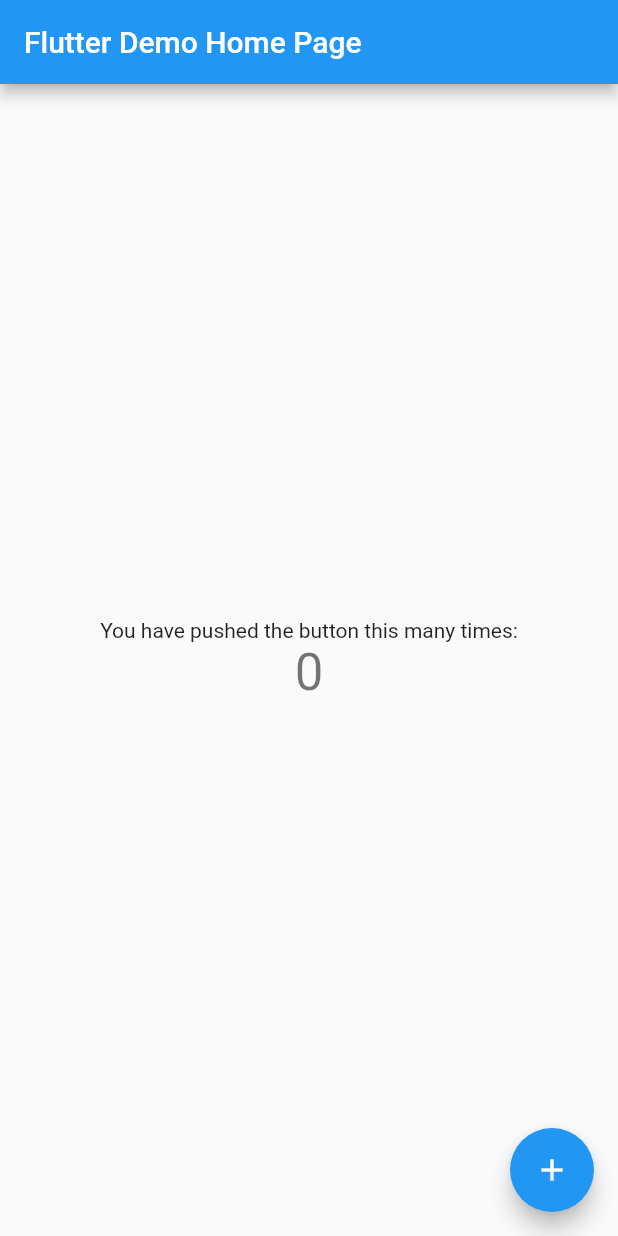
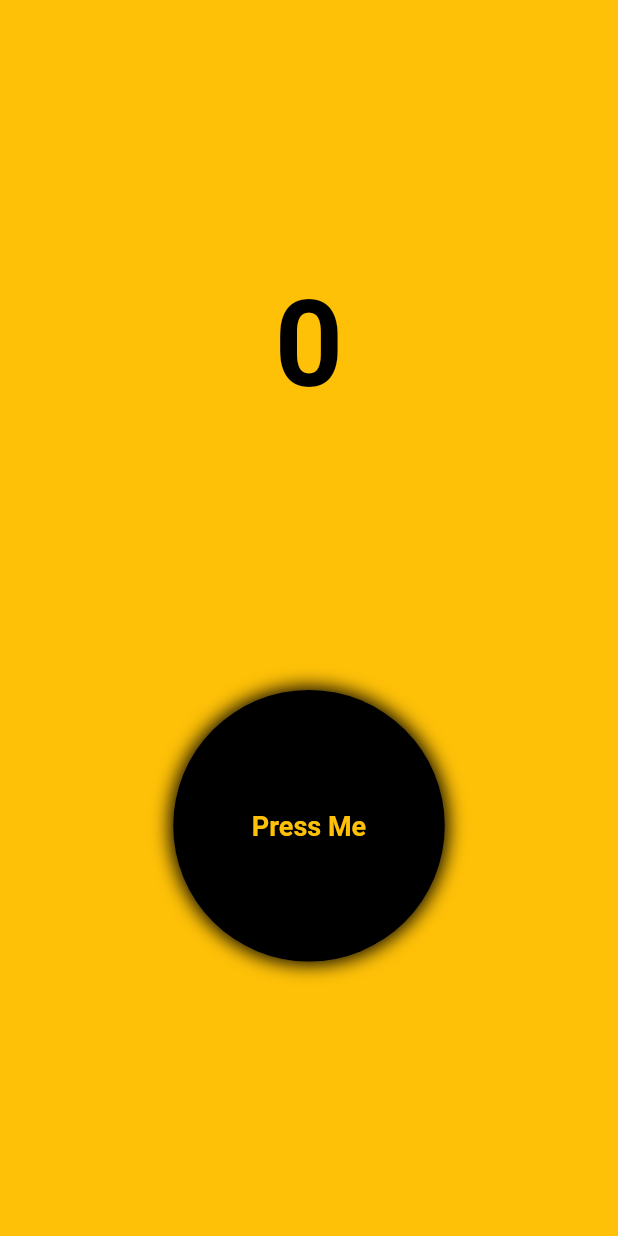
Before and after one commit to cesn4/block_test, a Flutter app: the screen it shows after launch, on a phone screen of 412 x 824 dp. Run offline on Flutter 3.47's test engine with Material 2 defaults, Android fonts, the phone set to English and light mode, and no system bars.

Commit message:
initial ui

```diff
--- a/lib/main.dart
+++ b/lib/main.dart
@@ -1,3 +1,4 @@
+import 'package:block_test/screens/home.dart';
 import 'package:flutter/material.dart';
 
 void main() {
@@ -13,103 +14,9 @@
     return MaterialApp(
       title: 'Flutter Demo',
       theme: ThemeData(
-        // This is the theme of your application.
-        //
-        // Try running your application with "flutter run". You'll see the
-        // application has a blue toolbar. Then, without quitting the app, try
-        // changing the primarySwatch below to Colors.green and then invoke
-        // "hot reload" (press "r" in the console where you ran "flutter run",
-        // or simply save your changes to "hot reload" in a Flutter IDE).
-        // Notice that the counter didn't reset back to zero; the application
-        // is not restarted.
-        primarySwatch: Colors.blue,
-      ),
-      home: const MyHomePage(title: 'Flutter Demo Home Page'),
+          colorScheme: const ColorScheme.dark()
+              .copyWith(primary: Colors.amber, secondary: Colors.black)),
+      home: const Home(),
     );
   }
 }
-
-class MyHomePage extends StatefulWidget {
-  const MyHomePage({Key? key, required this.title}) : super(key: key);
-
-  // This widget is the home page of your application. It is stateful, meaning
-  // that it has a State object (defined below) that contains fields that affect
-  // how it looks.
-
-  // This class is the configuration for the state. It holds the values (in this
-  // case the title) provided by the parent (in this case the App widget) and
-  // used by the build method of the State. Fields in a Widget subclass are
-  // always marked "final".
-
-  final String title;
-
-  @override
-  State<MyHomePage> createState() => _MyHomePageState();
-}
-
-class _MyHomePageState extends State<MyHomePage> {
-  int _counter = 0;
-
-  void _incrementCounter() {
-    setState(() {
-      // This call to setState tells the Flutter framework that something has
-      // changed in this State, which causes it to rerun the build method below
-      // so that the display can reflect the updated values. If we changed
-      // _counter without calling setState(), then the build method would not be
-      // called again, and so nothing would appear to happen.
-      _counter++;
-    });
-  }
-
-  @override
-  Widget build(BuildContext context) {
-    // This method is rerun every time setState is called, for instance as done
-    // by the _incrementCounter method above.
-    //
-    // The Flutter framework has been optimized to make rerunning build methods
-    // fast, so that you can just rebuild anything that needs updating rather
-    // than having to individually change instances of widgets.
-    return Scaffold(
-      appBar: AppBar(
-        // Here we take the value from the MyHomePage object that was created by
-        // the App.build method, and use it to set our appbar title.
-        title: Text(widget.title),
-      ),
-      body: Center(
-        // Center is a layout widget. It takes a single child and positions it
-        // in the middle of the parent.
-        child: Column(
-          // Column is also a layout widget. It takes a list of children and
-          // arranges them vertically. By default, it sizes itself to fit its
-          // children horizontally, and tries to be as tall as its parent.
-          //
-          // Invoke "debug painting" (press "p" in the console, choose the
-          // "Toggle Debug Paint" action from the Flutter Inspector in Android
-          // Studio, or the "Toggle Debug Paint" command in Visual Studio Code)
-          // to see the wireframe for each widget.
-          //
-          // Column has various properties to control how it sizes itself and
-          // how it positions its children. Here we use mainAxisAlignment to
-          // center the children vertically; the main axis here is the vertical
-          // axis because Columns are vertical (the cross axis would be
-          // horizontal).
-          mainAxisAlignment: MainAxisAlignment.center,
-          children: <Widget>[
-            const Text(
-              'You have pushed the button this many times:',
-            ),
-            Text(
-              '$_counter',
-              style: Theme.of(context).textTheme.headline4,
-            ),
-          ],
-        ),
-      ),
-      floatingActionButton: FloatingActionButton(
-        onPressed: _incrementCounter,
-        tooltip: 'Increment',
-        child: const Icon(Icons.add),
-      ), // This trailing comma makes auto-formatting nicer for build methods.
-    );
-  }
-}
--- /dev/null
+++ b/lib/screens/home.dart
@@ -0,0 +1,86 @@
+import 'package:flutter/material.dart';
+
+class Home extends StatefulWidget {
+  const Home({Key? key}) : super(key: key);
+
+  @override
+  State<Home> createState() => _HomeState();
+}
+
+class _HomeState extends State<Home> {
+  bool isActive = false;
+  int number = 0;
+
+  @override
+  Widget build(BuildContext context) {
+    final colorShceme = Theme.of(context).colorScheme;
+
+    return Scaffold(
+      backgroundColor: colorShceme.primary,
+      body: Center(
+        child: Column(
+          mainAxisSize: MainAxisSize.max,
+          mainAxisAlignment: MainAxisAlignment.spaceEvenly,
+          children: [
+            Text(
+              number.toString(),
+              style: TextStyle(
+                color: colorShceme.secondary,
+                fontSize: 80,
+                fontWeight: FontWeight.bold,
+              ),
+            ),
+            GestureDetector(
+              onTapDown: (e) {
+                setState(() {
+                  isActive = true;
+                });
+              },
+              onTapUp: (e) {
+                Future.delayed(
+                  const Duration(milliseconds: 100),
+                  () {
+                    setState(() {
+                      isActive = false;
+                    });
+                  },
+                );
+              },
+              onTap: () {
+                setState(() {
+                  number++;
+                });
+              },
+              child: AnimatedContainer(
+                curve: Curves.easeInOut,
+                duration: const Duration(milliseconds: 400),
+                padding: EdgeInsets.all(isActive ? 60 : 80),
+                decoration: BoxDecoration(
+                    shape: BoxShape.circle,
+                    color: colorShceme.secondary,
+                    boxShadow: [
+                      BoxShadow(
+                          color: colorShceme.secondary,
+                          blurRadius: 10.0,
+                          spreadRadius: 2.0)
+                    ]),
+                child: AnimatedScale(
+                  duration: const Duration(milliseconds: 400),
+                  curve: Curves.easeInOut,
+                  scale: isActive ? 0.8 : 1,
+                  child: Text(
+                    'Press Me',
+                    style: TextStyle(
+                        color: colorShceme.primary,
+                        fontWeight: FontWeight.bold,
+                        fontSize: 18),
+                  ),
+                ),
+              ),
+            ),
+          ],
+        ),
+      ),
+    );
+  }
+}
```
